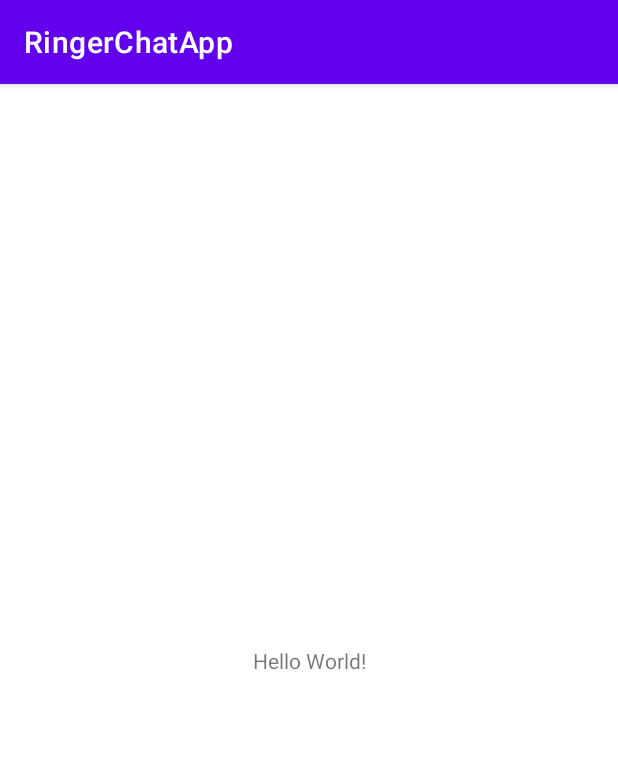
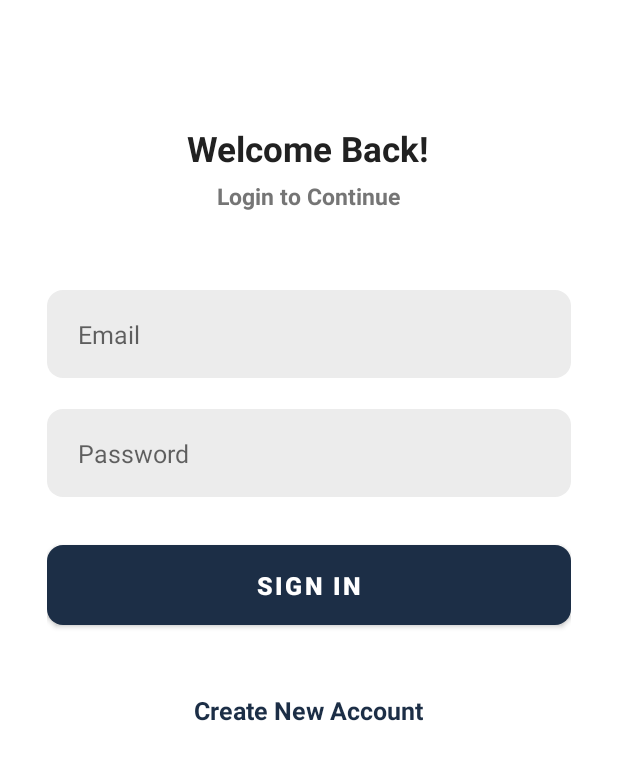
Before and after one commit to asafgiray/RingerChatApp, an Android app: the screen it shows after launch (MainActivity before the commit, SignInActivity after it), on a phone screen of 412 x 824 dp. Shown: the top 760 px of the screen. Run offline under Robolectric (Android 15) with nearby library versions, the phone set to English and light mode, and no system bars; our stand-ins replace Firebase (no records; nobody signed in at launch, a user with empty details on screens opened directly), sdp/ssp sizes.

Commit message:
İkinci gönderim

```diff
--- /dev/null
+++ b/app/src/main/java/com/ringerapp/activities/SignInActivity.java
@@ -0,0 +1,33 @@
+package com.ringerapp.activities;
+
+import androidx.appcompat.app.AppCompatActivity;
+
+import android.content.Intent;
+import android.os.Bundle;
+import android.widget.Toast;
+
+import com.google.firebase.firestore.FirebaseFirestore;
+import com.ringerapp.R;
+import com.ringerapp.databinding.ActivitySignInBinding;
+
+import java.util.HashMap;
+
+public class SignInActivity extends AppCompatActivity {
+
+    private ActivitySignInBinding binding;
+
+    @Override
+    protected void onCreate(Bundle savedInstanceState) {
+        super.onCreate(savedInstanceState);
+        binding = ActivitySignInBinding.inflate(getLayoutInflater());
+        setContentView(binding.getRoot());
+        setListeners();
+    }
+
+    private void setListeners(){
+        binding.textCreateNewAccount.setOnClickListener(
+                v -> startActivity(new Intent(getApplicationContext(),SignUpActivity.class))
+        );
+    }
+
+}
--- a/app/src/main/java/com/ringerapp/firebase/MessagingService.java
+++ b/app/src/main/java/com/ringerapp/firebase/MessagingService.java
@@ -1,6 +1,4 @@
 package com.ringerapp.firebase;
-
-
 
 import androidx.annotation.NonNull;
 
--- /dev/null
+++ b/app/src/main/res/drawable/background_image.xml
@@ -0,0 +1,6 @@
+<?xml version="1.0" encoding="utf-8"?>
+<shape xmlns:android="http://schemas.android.com/apk/res/android"
+    android:shape="oval">
+    <solid android:color="@color/input_background"/>
+
+</shape>
--- /dev/null
+++ b/app/src/main/res/drawable/background_input.xml
@@ -0,0 +1,7 @@
+<?xml version="1.0" encoding="utf-8"?>
+<shape xmlns:android="http://schemas.android.com/apk/res/android"
+    android:shape="rectangle">
+    <solid android:color="@color/input_background"/>
+    <corners android:radius="@dimen/_8sdp"/>
+
+</shape>
--- /dev/null
+++ b/app/src/main/res/layout/activity_sign_in.xml
@@ -0,0 +1,87 @@
+<?xml version="1.0" encoding="utf-8"?>
+<ScrollView xmlns:android="http://schemas.android.com/apk/res/android"
+    xmlns:app="http://schemas.android.com/apk/res-auto"
+    xmlns:tools="http://schemas.android.com/tools"
+    android:layout_width="match_parent"
+    android:layout_height="match_parent"
+    android:clipToPadding="false"
+    android:overScrollMode="never"
+    android:padding="@dimen/_24ssp"
+    android:scrollbars="none"
+    tools:context=".activities.SignInActivity">
+    <LinearLayout
+        android:layout_width="match_parent"
+        android:layout_height="wrap_content"
+        android:gravity="center_horizontal"
+        android:orientation="vertical">
+
+        <TextView
+            android:layout_width="wrap_content"
+            android:layout_height="wrap_content"
+            android:layout_marginTop="@dimen/_40ssp"
+            android:text="@string/welcome_back"
+            android:textColor="@color/primary_text"
+            android:textSize="@dimen/_18ssp"
+            android:textStyle="bold" />
+        <TextView
+            android:layout_width="wrap_content"
+            android:layout_height="wrap_content"
+            android:layout_marginTop="@dimen/_4sdp"
+            android:text="@string/login_to_continue"
+            android:textColor="@color/secondary_text"
+            android:textSize="@dimen/_12ssp"
+            android:textStyle="bold" />
+        <EditText
+            android:id="@+id/inputEmail"
+            android:layout_width="match_parent"
+            android:layout_height="@dimen/_45sdp"
+            android:layout_marginTop="@dimen/_40sdp"
+            android:background="@drawable/background_input"
+            android:hint="@string/email"
+            android:imeOptions="actionNext"
+            android:importantForAutofill="no"
+            android:inputType="textEmailAddress"
+            android:paddingStart="@dimen/_16sdp"
+            android:paddingEnd="@dimen/_16sdp"
+            android:textColor="@color/primary_text"
+            android:textSize="@dimen/_13ssp"
+            />
+        <EditText
+            android:id="@+id/inputPassword"
+            android:layout_width="match_parent"
+            android:layout_height="@dimen/_45sdp"
+            android:layout_marginTop="@dimen/_16sdp"
+            android:background="@drawable/background_input"
+            android:hint="@string/password"
+            android:imeOptions="actionDone"
+            android:importantForAutofill="no"
+            android:inputType="textPassword"
+            android:paddingStart="@dimen/_16sdp"
+            android:paddingEnd="@dimen/_16sdp"
+            android:textColor="@color/primary_text"
+            android:textSize="@dimen/_13ssp" />
+        <com.google.android.material.button.MaterialButton
+            android:id="@+id/buttonSignIn"
+            android:layout_width="match_parent"
+            android:layout_height="@dimen/_50sdp"
+            android:layout_marginTop="@dimen/_20sdp"
+            android:text="@string/sign_in"
+            android:textColor="@color/white"
+            android:textSize="@dimen/_13ssp"
+            android:textStyle="bold"
+            app:cornerRadius="@dimen/_8sdp"/>
+        <TextView
+            android:id="@+id/textCreateNewAccount"
+            android:layout_width="wrap_content"
+            android:layout_height="wrap_content"
+            android:layout_marginTop="@dimen/_30sdp"
+            android:text="@string/create_new_account"
+            android:textColor="@color/primary"
+            android:textSize="@dimen/_13ssp"
+            android:textStyle="bold"/>
+
+
+
+    </LinearLayout>
+
+</ScrollView>
--- a/app/src/main/res/values-night/themes.xml
+++ b/app/src/main/res/values-night/themes.xml
@@ -1,16 +1,6 @@
 <resources xmlns:tools="http://schemas.android.com/tools">
-    <!-- Base application theme. -->
-    <style name="Theme.RingerChatApp" parent="Theme.MaterialComponents.DayNight.DarkActionBar">
-        <!-- Primary brand color. -->
-        <item name="colorPrimary">@color/purple_200</item>
-        <item name="colorPrimaryVariant">@color/purple_700</item>
-        <item name="colorOnPrimary">@color/black</item>
-        <!-- Secondary brand color. -->
-        <item name="colorSecondary">@color/teal_200</item>
-        <item name="colorSecondaryVariant">@color/teal_200</item>
-        <item name="colorOnSecondary">@color/black</item>
-        <!-- Status bar color. -->
-        <item name="android:statusBarColor" tools:targetApi="l">?attr/colorPrimaryVariant</item>
-        <!-- Customize your theme here. -->
-    </style>
+        <style name="Theme.RingerChatApp" parent="Theme.MaterialComponents.DayNight.NoActionBar">
+            <item name="colorPrimary">@color/primary</item>
+            <item name="android:statusBarColor" tools:targetApi="l">@color/primary</item>
+        </style>
 </resources>
--- a/app/src/main/res/values/colors.xml
+++ b/app/src/main/res/values/colors.xml
@@ -1,10 +1,12 @@
 <?xml version="1.0" encoding="utf-8"?>
 <resources>
-    <color name="purple_200">#FFBB86FC</color>
-    <color name="purple_500">#FF6200EE</color>
-    <color name="purple_700">#FF3700B3</color>
-    <color name="teal_200">#FF03DAC5</color>
-    <color name="teal_700">#FF018786</color>
-    <color name="black">#FF000000</color>
-    <color name="white">#FFFFFFFF</color>
+    <color name="primary">#1C2E46</color>
+    <color name="primary_dark">#142232</color>
+    <color name="primary_text">#212121</color>
+    <color name="secondary_text">#757575</color>
+    <color name="white">#FFFFFF</color>
+    <color name="input_background">#ECECEC</color>
+    <color name="icon_background">#20FFFFFF</color>
+    <color name="error">#B00020</color>
+    <color name="received_message_background">#090D16</color>
 </resources>
--- a/app/src/main/res/values/strings.xml
+++ b/app/src/main/res/values/strings.xml
@@ -1,3 +1,13 @@
 <resources>
     <string name="app_name">RingerChatApp</string>
+    <string name="login_to_continue">Login to Continue</string>
+    <string name="welcome_back">Welcome Back!</string>
+    <string name="email">Email</string>
+    <string name="password">Password</string>
+    <string name="sign_in">Sign In</string>
+    <string name="create_new_account">Create New Account</string>
+    <string name="add_image">Add Image</string>
+    <string name="name">Name</string>
+    <string name="confirm_password">Confirm Password</string>
+    <string name="sign_up">Sign Up</string>
 </resources>
--- a/app/src/main/res/values/themes.xml
+++ b/app/src/main/res/values/themes.xml
@@ -1,16 +1,7 @@
 <resources xmlns:tools="http://schemas.android.com/tools">
     <!-- Base application theme. -->
-    <style name="Theme.RingerChatApp" parent="Theme.MaterialComponents.DayNight.DarkActionBar">
-        <!-- Primary brand color. -->
-        <item name="colorPrimary">@color/purple_500</item>
-        <item name="colorPrimaryVariant">@color/purple_700</item>
-        <item name="colorOnPrimary">@color/white</item>
-        <!-- Secondary brand color. -->
-        <item name="colorSecondary">@color/teal_200</item>
-        <item name="colorSecondaryVariant">@color/teal_700</item>
-        <item name="colorOnSecondary">@color/black</item>
-        <!-- Status bar color. -->
-        <item name="android:statusBarColor" tools:targetApi="l">?attr/colorPrimaryVariant</item>
-        <!-- Customize your theme here. -->
+    <style name="Theme.RingerChatApp" parent="Theme.MaterialComponents.DayNight.NoActionBar">
+        <item name="colorPrimary">@color/primary</item>
+        <item name="android:statusBarColor" tools:targetApi="l">@color/primary</item>
     </style>
 </resources>
```
Also changed, not shown: app/build.gradle (+8 -2 lines), app/src/main/AndroidManifest.xml (+13 -5 lines), app/src/main/java/com/ringerapp/activities/SignUpActivity.java (added, +26 -0 lines), app/src/main/res/layout/activity_sign_up.xml (added, +126 -0 lines).
